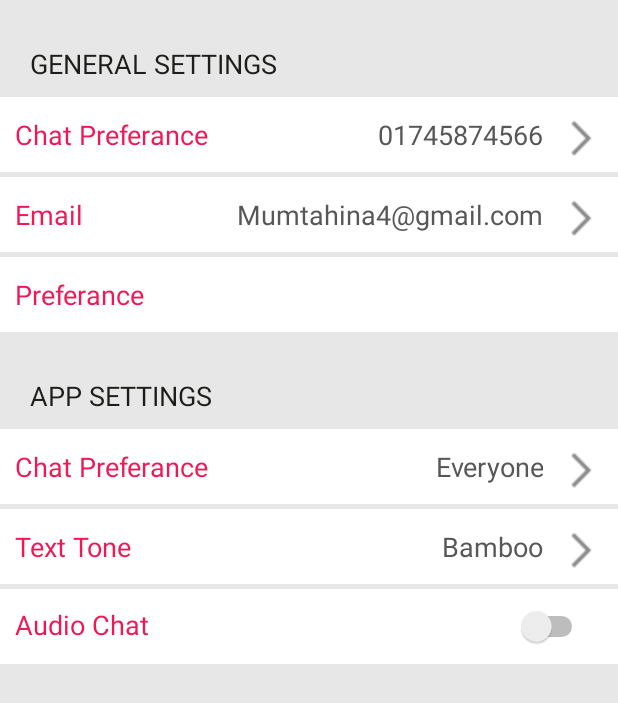
After one commit to sontit1999/appDemoCook, an Android app: the layout activity_setting.xml on its own in the app's theme, with its tools: preview values and no code run, on a phone screen of 412 x 824 dp. The commit adds this screen. Shown: the top 703 px of the screen. Run offline under Robolectric (Android 15) with nearby library versions, the phone set to English and light mode, and no system bars.

Commit message:
Activity chat

```diff
--- a/app/build.gradle
+++ b/app/build.gradle
@@ -88,4 +88,5 @@ dependencies {
     implementation 'androidx.cardview:cardview:1.0.0'
     implementation 'com.android.support:appcompat-v7:26.1.0'
     implementation 'com.android.support:design:26.1.0'
+    implementation 'com.android.support:support-v4:24.2.1'
 }
--- a/app/src/main/java/com/duongtung/cookingman/fragment/PreferanceFragment.kt
+++ b/app/src/main/java/com/duongtung/cookingman/fragment/PreferanceFragment.kt
@@ -7,6 +7,7 @@ import com.duongtung.cookingman.R
 import com.duongtung.cookingman.base.BaseFragment
 import com.duongtung.cookingman.databinding.FragLoginPreferanceBinding
 import com.duongtung.cookingman.ui.MainActivity
+import com.duongtung.cookingman.ui.chatlist.ChatlistActivity
 
 
 class PreferanceFragment : BaseFragment<FragLoginPreferanceBinding,PreferanceViewModel>(){
@@ -15,7 +16,7 @@ class PreferanceFragment : BaseFragment<FragLoginPreferanceBinding,PreferanceVie
     override fun setBindingViewModel() {
         binding.viewmodel = viewModel
         binding.ivBtdone.setOnClickListener {
-            var intent = Intent(context,MainActivity::class.java)
+            var intent = Intent(context,ChatlistActivity::class.java)
             startActivity(intent)
         }
     }
--- a/app/src/main/java/com/duongtung/cookingman/model/TypeFood.kt
+++ b/app/src/main/java/com/duongtung/cookingman/model/TypeFood.kt
@@ -1,3 +1,3 @@
 package com.duongtung.cookingman.model
 
-data class TypeFood (var Image: Int,var Title: String,var Describe: String,var selected: Boolean)
+data class TypeFood (var Image: Int,var Title: String,var Describe: String)
--- /dev/null
+++ b/app/src/main/res/drawable/ic_chevron_left_black_24dp.xml
@@ -0,0 +1,5 @@
+<vector android:height="24dp" android:tint="#FFFFFF"
+    android:viewportHeight="24.0" android:viewportWidth="24.0"
+    android:width="24dp" xmlns:android="http://schemas.android.com/apk/res/android">
+    <path android:fillColor="#FF000000" android:pathData="M15.41,7.41L14,6l-6,6 6,6 1.41,-1.41L10.83,12z"/>
+</vector>
--- /dev/null
+++ b/app/src/main/res/layout/activity_setting.xml
@@ -0,0 +1,198 @@
+<?xml version="1.0" encoding="utf-8"?>
+
+    <androidx.constraintlayout.widget.ConstraintLayout
+            xmlns:android="http://schemas.android.com/apk/res/android"
+            xmlns:tools="http://schemas.android.com/tools"
+            xmlns:app="http://schemas.android.com/apk/res-auto"
+            android:layout_width="match_parent"
+            android:layout_height="match_parent"
+            android:background="#E7E7E7" >
+
+        <TextView
+                android:id="@+id/generalSettings"
+                app:layout_constraintTop_toTopOf="parent"
+                app:layout_constraintLeft_toLeftOf="parent"
+                android:text="GENERAL SETTINGS"
+                android:textSize="18sp"
+                android:textColor="#1D1D1A"
+                android:layout_marginTop="30dp"
+                android:layout_marginLeft="20dp"
+                android:layout_width="match_parent"
+                android:layout_height="wrap_content"/>
+
+        <TableRow
+                android:id="@+id/tbRowChatPre"
+                android:layout_height="50dp"
+                android:layout_width="match_parent"
+                android:orientation="horizontal"
+                android:background="#FFFFFF"
+                app:layout_constraintTop_toBottomOf="@+id/generalSettings"
+                android:layout_marginTop="10dp"
+                app:layout_constraintLeft_toLeftOf="parent">
+
+            <TextView
+                    android:layout_width="wrap_content"
+                    android:layout_height="wrap_content"
+                    android:textSize="18sp"
+                    android:textColor="#F11755"
+                    android:layout_marginLeft="10dp"
+                    android:text="Chat Preferance"/>
+
+            <TextView
+                    android:layout_width="match_parent"
+                    android:layout_height="wrap_content"
+                    android:textSize="18sp"
+                    android:textColor="#575757"
+                    android:textAlignment="textEnd"
+                    android:gravity="center"
+                    android:text="01745874566"
+                    android:drawableRight="@drawable/arrowicon"
+                    tools:ignore="RtlCompat"/>
+
+        </TableRow>
+
+        <TableRow
+                android:id="@+id/tbRowEmail"
+                android:layout_height="50dp"
+                android:layout_width="match_parent"
+                android:orientation="horizontal"
+                android:background="#FFFFFF"
+                android:gravity="center"
+                app:layout_constraintTop_toBottomOf="@+id/tbRowChatPre"
+                android:layout_marginTop="3dp"
+                app:layout_constraintLeft_toLeftOf="parent">
+
+            <TextView
+                    android:layout_width="wrap_content"
+                    android:layout_height="wrap_content"
+                    android:textSize="18sp"
+                    android:textColor="#F11755"
+                    android:layout_marginLeft="10dp"
+                    android:text="Email"/>
+
+            <TextView
+                    android:layout_width="match_parent"
+                    android:layout_height="wrap_content"
+                    android:textSize="18sp"
+                    android:gravity="center"
+                    android:textColor="#575757"
+                    android:textAlignment="textEnd"
+                    android:text="Mumtahina4@gmail.com"
+                    android:drawableRight="@drawable/arrowicon"
+                    tools:ignore="RtlCompat"/>
+
+        </TableRow>
+
+        <TextView
+                android:id="@+id/txtPre"
+                android:layout_marginTop="3dp"
+                android:background="#FFFFFF"
+                android:textSize="18dp"
+                android:gravity="center_vertical"
+                android:paddingLeft="10dp"
+                android:textColor="#F11755"
+                app:layout_constraintTop_toBottomOf="@id/tbRowEmail"
+                android:text="Preferance"
+                android:layout_width="match_parent"
+                android:layout_height="50dp"/>
+
+        <TextView
+                android:id="@+id/txtAppSettings"
+                android:textColor="#1D1D1A"
+                android:layout_marginTop="30dp"
+                android:textSize="18dp"
+                android:paddingLeft="20dp"
+                android:text="APP SETTINGS"
+                app:layout_constraintTop_toBottomOf="@id/txtPre"
+                android:layout_width="match_parent"
+                android:layout_height="wrap_content"/>
+
+        <TableRow
+                android:id="@+id/tbRowAppChatPre"
+                android:layout_height="50dp"
+                android:layout_width="match_parent"
+                android:orientation="horizontal"
+                android:background="#FFFFFF"
+                android:gravity="center"
+                app:layout_constraintTop_toBottomOf="@+id/txtAppSettings"
+                android:layout_marginTop="10dp"
+                app:layout_constraintLeft_toLeftOf="parent">
+
+            <TextView
+                    android:layout_width="wrap_content"
+                    android:layout_height="wrap_content"
+                    android:textSize="18sp"
+                    android:textColor="#F11755"
+                    android:layout_marginLeft="10dp"
+                    android:text="Chat Preferance"/>
+
+            <TextView
+                    android:layout_width="match_parent"
+                    android:layout_height="wrap_content"
+                    android:textSize="18sp"
+                    android:gravity="center"
+                    android:textColor="#575757"
+                    android:textAlignment="textEnd"
+                    android:text="Everyone"
+                    android:drawableRight="@drawable/arrowicon"
+                    tools:ignore="RtlCompat"/>
+
+        </TableRow>
+
+        <TableRow
+                android:id="@+id/tbRowTxtTone"
+                android:layout_height="50dp"
+                android:layout_width="match_parent"
+                android:orientation="horizontal"
+                android:background="#FFFFFF"
+                android:gravity="center"
+                app:layout_constraintTop_toBottomOf="@+id/tbRowAppChatPre"
+                android:layout_marginTop="3dp"
+                app:layout_constraintLeft_toLeftOf="parent">
+
+            <TextView
+                    android:layout_width="wrap_content"
+                    android:layout_height="wrap_content"
+                    android:textSize="18sp"
+                    android:textColor="#F11755"
+                    android:layout_marginLeft="10dp"
+                    android:text="Text Tone"/>
+
+            <TextView
+                    android:layout_width="match_parent"
+                    android:layout_height="wrap_content"
+                    android:textSize="18sp"
+                    android:gravity="center"
+                    android:textColor="#575757"
+                    android:textAlignment="textEnd"
+                    android:layout_marginLeft="50dp"
+                    android:text="Bamboo"
+                    android:drawableRight="@drawable/arrowicon"
+                    tools:ignore="RtlCompat"/>
+
+        </TableRow>
+
+        <TableRow
+                android:id="@+id/tbRowAudioChat"
+                android:layout_height="50dp"
+                android:layout_width="match_parent"
+                android:orientation="horizontal"
+                android:background="#FFFFFF"
+                app:layout_constraintTop_toBottomOf="@+id/tbRowTxtTone"
+                android:layout_marginTop="3dp"
+                app:layout_constraintLeft_toLeftOf="parent">
+
+            <TextView
+                    android:layout_width="wrap_content"
+                    android:layout_height="wrap_content"
+                    android:textSize="18sp"
+                    android:textColor="#F11755"
+                    android:layout_marginLeft="10dp"
+                    android:text="Audio Chat"/>
+            <Switch
+                    android:id="@+id/switchAudio"
+                    android:layout_marginRight="20dp"
+                    android:layout_width="match_parent"
+                    android:layout_height="match_parent"/>
+        </TableRow>
+    </androidx.constraintlayout.widget.ConstraintLayout>
```
Also changed, not shown: app/src/main/AndroidManifest.xml (+6 -5 lines), app/src/main/java/com/duongtung/cookingman/adapter/ListChatAdapter.kt (added, +14 -0 lines), app/src/main/java/com/duongtung/cookingman/adapter/MyViewPageStateAdapter.kt (added, +28 -0 lines), app/src/main/java/com/duongtung/cookingman/fragment/PopularAuthorFragment.kt (added, +25 -0 lines), app/src/main/java/com/duongtung/cookingman/fragment/PopularAuthorViewModel.kt (added, +28 -0 lines), app/src/main/java/com/duongtung/cookingman/ui/chatlist/ChatlistActivity.kt (added, +30 -0 lines), app/src/main/java/com/duongtung/cookingman/ui/chatlist/ChatlistViewModel.kt (added, +7 -0 lines), app/src/main/res/layout/actionbar_chatlist.xml (added, +51 -0 lines), app/src/main/res/layout/activity_chatlist.xml (added, +35 -0 lines), app/src/main/res/layout/fragment_popular_author.xml (added, +22 -0 lines), app/src/main/res/layout/item_chatlist.xml (added, +63 -0 lines), app/src/main/res/drawable/arrowicon.png (added), app/src/main/res/drawable/iconchat.png (added), 1 other file.
